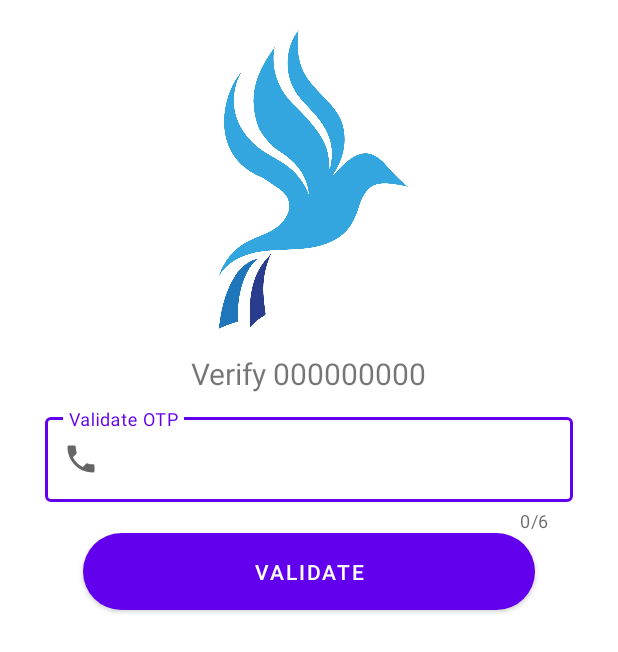
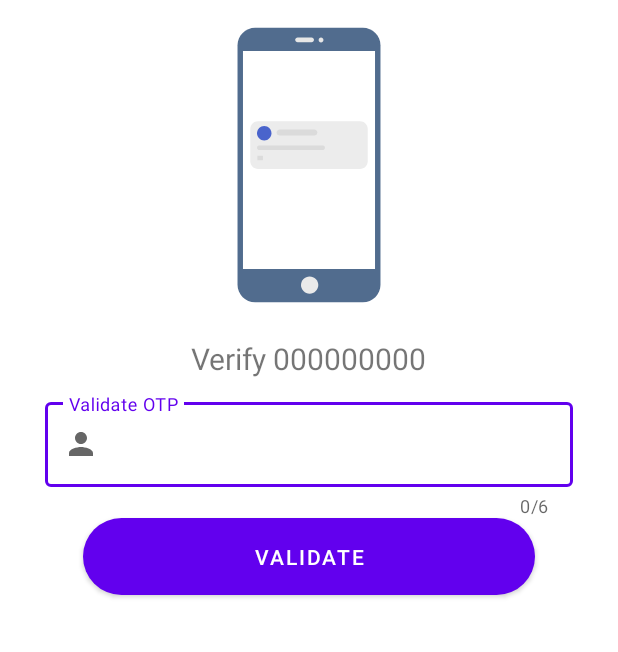
Before and after one commit to akanksha-divya/PANCHI2, an Android app: the layout activity_otpactivity.xml on its own in the app's theme, with its tools: preview values and no code run, on a phone screen of 412 x 824 dp. Shown: the top 652 px of the screen. Run offline under Robolectric (Android 15) with nearby library versions, the phone set to English and light mode, and no system bars.

Commit message:
Profile and OTP Activity ui

```diff
--- a/app/src/main/java/com/example/panchi/Activities/Splash_Screen.java
+++ b/app/src/main/java/com/example/panchi/Activities/Splash_Screen.java
@@ -36,13 +36,13 @@ public class Splash_Screen extends AppCompatActivity {
                 if(auth.getCurrentUser()!=null)
                 {
                     Intent intent = new Intent(Splash_Screen.this, MainActivity.class);
-                    //Intent intent = new Intent(Splash_Screen.this, PhoneNumberActivity.class);
+                    //Intent intent = new Intent(Splash_Screen.this, ProfileActivity.class);
                     startActivity(intent);
                     finish();
                 }
                 else {
                     Intent intent = new Intent(Splash_Screen.this, PhoneNumberActivity.class);
-                    //Intent intent = new Intent(Splash_Screen.this, PhoneNumberActivity.class);
+                    //Intent intent = new Intent(Splash_Screen.this, ProfileActivity.class);
                     startActivity(intent);
                     finish();
                 }
--- /dev/null
+++ b/app/src/main/res/drawable/ic_baseline_chat_bubble_24.xml
@@ -0,0 +1,5 @@
+<vector android:height="24dp" android:tint="#0C0000"
+    android:viewportHeight="24" android:viewportWidth="24"
+    android:width="24dp" xmlns:android="http://schemas.android.com/apk/res/android">
+    <path android:fillColor="@android:color/white" android:pathData="M20,2H4c-1.1,0 -2,0.9 -2,2v18l4,-4h14c1.1,0 2,-0.9 2,-2V4c0,-1.1 -0.9,-2 -2,-2z"/>
+</vector>
--- /dev/null
+++ b/app/src/main/res/drawable/ic_baseline_person_24.xml
@@ -0,0 +1,5 @@
+<vector android:height="24dp" android:tint="#0C0000"
+    android:viewportHeight="24" android:viewportWidth="24"
+    android:width="24dp" xmlns:android="http://schemas.android.com/apk/res/android">
+    <path android:fillColor="@android:color/white" android:pathData="M12,12c2.21,0 4,-1.79 4,-4s-1.79,-4 -4,-4 -4,1.79 -4,4 1.79,4 4,4zM12,14c-2.67,0 -8,1.34 -8,4v2h16v-2c0,-2.66 -5.33,-4 -8,-4z"/>
+</vector>
--- a/app/src/main/res/layout/activity_otpactivity.xml
+++ b/app/src/main/res/layout/activity_otpactivity.xml
@@ -7,17 +7,17 @@
     android:layout_height="match_parent"
     tools:context=".Activities.OTPActivity">
 
-    <ImageView
-        android:id="@+id/imageView"
-        android:layout_width="400dp"
+    <com.airbnb.lottie.LottieAnimationView
+        android:layout_marginTop="10dp"
+        android:layout_width="match_parent"
         android:layout_height="200dp"
-        android:layout_marginTop="20dp"
-        android:src="@drawable/home_logo_without"
-        android:layout_gravity="center_horizontal"
-        app:layout_constraintEnd_toEndOf="parent"
-        app:layout_constraintStart_toStartOf="parent"
-        app:layout_constraintTop_toTopOf="parent"
-        tools:srcCompat="@tools:sample/avatars" />
+        app:lottie_fileName="otp_otp.json"
+        android:id="@+id/blsl"
+        app:lottie_autoPlay="true"
+        app:lottie_loop="true"
+
+
+        ></com.airbnb.lottie.LottieAnimationView>
 
     <TextView
         android:id="@+id/NumLabel"
@@ -27,10 +27,7 @@
         android:layout_marginTop="15dp"
         android:text="Verify 000000000"
         android:textSize="20sp"
-        app:layout_constraintEnd_toEndOf="@+id/imageView"
-        app:layout_constraintStart_toStartOf="@+id/imageView"
-        app:layout_constraintTop_toBottomOf="@+id/imageView" />
-
+        />
 
 
         <LinearLayout
@@ -58,11 +55,10 @@
 
 
                 android:hint="Validate OTP"
-                app:startIconDrawable="@drawable/ic_phone"
+                app:startIconDrawable="@drawable/ic_baseline_person_24"
 
                 >
 
-                <!--this is the actual edit text which takes the input-->
                 <com.google.android.material.textfield.TextInputEditText
                     android:id="@+id/editotp"
                     android:layout_width="match_parent"
--- a/app/src/main/res/layout/activity_phone_number.xml
+++ b/app/src/main/res/layout/activity_phone_number.xml
@@ -51,7 +51,6 @@
 
                 >
 
-                <!--this is the actual edit text which takes the input-->
                 <com.google.android.material.textfield.TextInputEditText
                     android:id="@+id/phoneNo"
                     android:layout_width="match_parent"
```
Also changed, not shown: app/src/main/assets/otp_otp.json (added, +1 -0 lines), app/src/main/res/layout/activity_profile.xml (+36 -9 lines).
